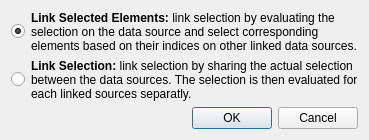
Before: the Qt Designer form Qt/Components/Resources/UI/pqSelectionLinkDialog.ui in Kitware/ParaView, drawn with Qt 5.
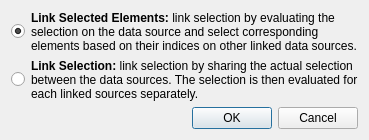
After: the same form once the commit is applied.

```diff
--- a/Qt/Components/Resources/UI/pqSelectionLinkDialog.ui
+++ b/Qt/Components/Resources/UI/pqSelectionLinkDialog.ui
@@ -33,7 +33,7 @@
    <item row="1" column="1">
     <widget class="QLabel" name="selectionSharingLabel">
      <property name="text">
-      <string>&lt;b&gt;Link Selection:&lt;/b&gt; link selection by sharing the actual selection&lt;br/&gt;between the data sources. The selection is then evaluated for&lt;br/&gt;each linked sources separatly.</string>
+      <string>&lt;b&gt;Link Selection:&lt;/b&gt; link selection by sharing the actual selection&lt;br/&gt;between the data sources. The selection is then evaluated for&lt;br/&gt;each linked sources separately.</string>
      </property>
      <property name="textFormat">
       <enum>Qt::RichText</enum>
```
